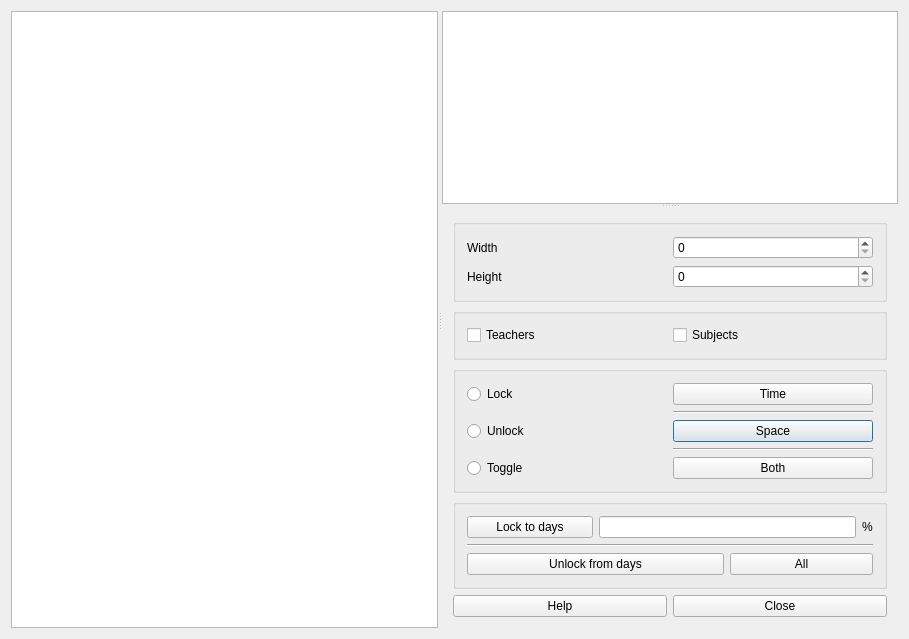
Above: fet/src/interface/timetableviewstudentstimehorizontalform_template.ui from vonmecheln/fet before the change. Below: the same form after it.
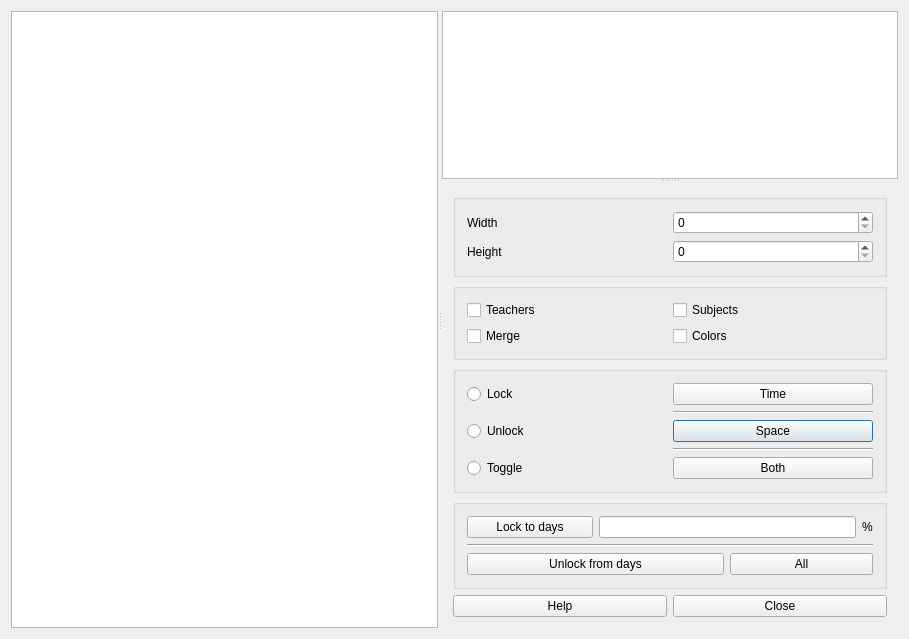
That is the form after the change.

Patch:
```diff
--- a/fet/src/interface/timetableviewstudentstimehorizontalform_template.ui
+++ b/fet/src/interface/timetableviewstudentstimehorizontalform_template.ui
@@ -84,6 +84,20 @@
              </property>
             </widget>
            </item>
+           <item row="1" column="0">
+            <widget class="QCheckBox" name="spanCheckBox">
+             <property name="text">
+              <string extracomment="It means that the cells for the same activity will be merged.">Merge</string>
+             </property>
+            </widget>
+           </item>
+           <item row="1" column="1">
+            <widget class="QCheckBox" name="colorsCheckBox">
+             <property name="text">
+              <string extracomment="It means to use colors in the timetable view.">Colors</string>
+             </property>
+            </widget>
+           </item>
           </layout>
          </widget>
         </item>
```
Left out of the diff: 10 changed lines with no effect on the pictures.
